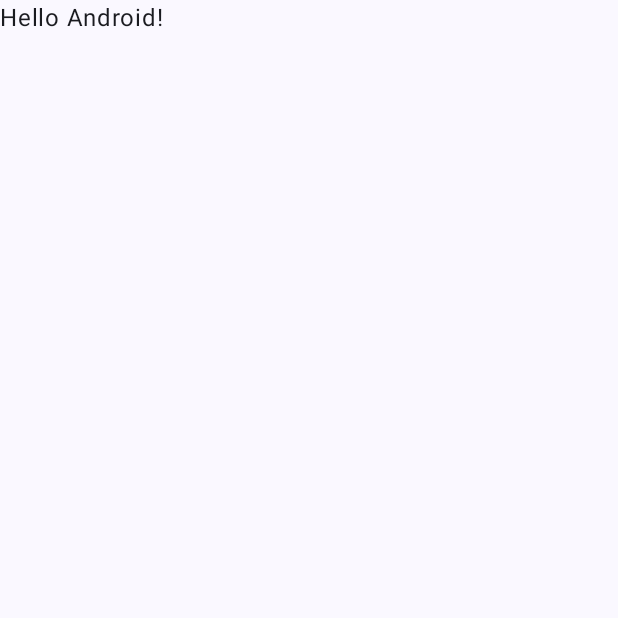
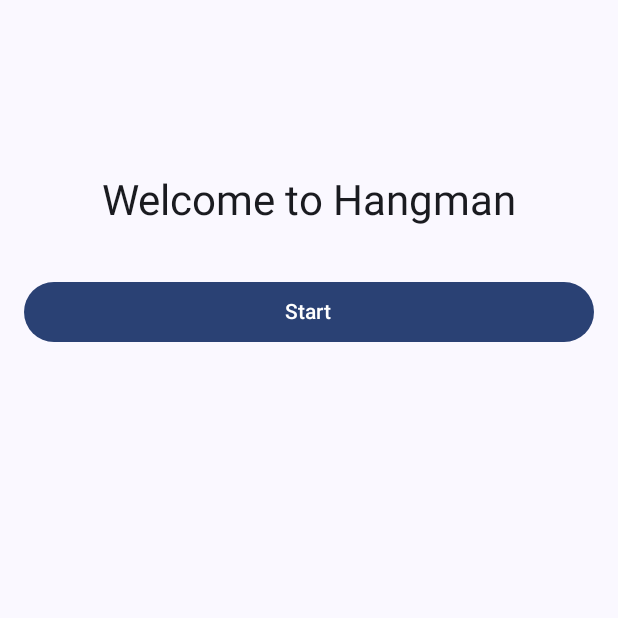
Before and after one commit to pat-shannon/Hangman, an Android app built with Jetpack Compose: the screen it shows after launch (MainActivity), on a phone screen of 412 x 824 dp, the top half of it. Before the commit the part shown is almost empty. Run offline under Robolectric (Android 15) with nearby library versions, the phone set to English and light mode, and no system bars.

Commit message:
Add welcome and game pages with navigation; initiate game logic

```diff
--- a/app/build.gradle.kts
+++ b/app/build.gradle.kts
@@ -40,7 +40,9 @@ android {
 }
 
 dependencies {
+    val nav_version = "2.7.5"
 
+    implementation("androidx.navigation:navigation-compose:$nav_version")
     implementation(libs.androidx.core.ktx)
     implementation(libs.androidx.lifecycle.runtime.ktx)
     implementation(libs.androidx.activity.compose)
@@ -49,6 +51,7 @@ dependencies {
     implementation(libs.androidx.ui.graphics)
     implementation(libs.androidx.ui.tooling.preview)
     implementation(libs.androidx.material3)
+    implementation(libs.androidx.navigation.compose)
     testImplementation(libs.junit)
     androidTestImplementation(libs.androidx.junit)
     androidTestImplementation(libs.androidx.espresso.core)
--- a/app/src/main/java/com/example/hangman/MainActivity.kt
+++ b/app/src/main/java/com/example/hangman/MainActivity.kt
@@ -4,14 +4,29 @@ import android.os.Bundle
 import androidx.activity.ComponentActivity
 import androidx.activity.compose.setContent
 import androidx.activity.enableEdgeToEdge
+import androidx.compose.foundation.layout.Arrangement
+import androidx.compose.foundation.layout.Column
 import androidx.compose.foundation.layout.fillMaxSize
+import androidx.compose.foundation.layout.fillMaxWidth
 import androidx.compose.foundation.layout.padding
-import androidx.compose.material3.Scaffold
+import androidx.compose.material3.Button
+import androidx.compose.material3.MaterialTheme
+import androidx.compose.material3.Surface
 import androidx.compose.material3.Text
 import androidx.compose.runtime.Composable
+import androidx.compose.runtime.getValue
+import androidx.compose.runtime.mutableStateOf
+import androidx.compose.runtime.remember
+import androidx.compose.runtime.setValue
 import androidx.compose.ui.Modifier
+import androidx.compose.ui.res.stringResource
 import androidx.compose.ui.tooling.preview.Preview
+import androidx.compose.ui.unit.dp
+import androidx.navigation.compose.NavHost
+import androidx.navigation.compose.composable
+import androidx.navigation.compose.rememberNavController
 import com.example.hangman.ui.theme.HangmanTheme
+
 
 class MainActivity : ComponentActivity() {
     override fun onCreate(savedInstanceState: Bundle?) {
@@ -19,11 +34,8 @@ class MainActivity : ComponentActivity() {
         enableEdgeToEdge()
         setContent {
             HangmanTheme {
-                Scaffold(modifier = Modifier.fillMaxSize()) { innerPadding ->
-                    Greeting(
-                        name = "Android",
-                        modifier = Modifier.padding(innerPadding)
-                    )
+               Surface(modifier = Modifier.fillMaxSize()){
+                   App()
                 }
             }
         }
@@ -31,17 +43,81 @@ class MainActivity : ComponentActivity() {
 }
 
 @Composable
-fun Greeting(name: String, modifier: Modifier = Modifier) {
-    Text(
-        text = "Hello $name!",
-        modifier = modifier
-    )
+fun App() {
+    val navController = rememberNavController()
+
+    // Define NavHost with the required arguments
+    NavHost(
+        navController = navController,
+        startDestination = "welcomePage",
+    ) {
+        composable(route = "welcomePage") {
+            welcomePage(onNextScreen = {navController.navigate("game")})
+        }
+        composable (route = "game"){
+            game()
+        }
+    }
 }
+
+@Composable
+fun game() {
+    var word by remember {mutableStateOf("temporary")}
+    var progress by remember {mutableStateOf("")}
+    for(letter in word){
+        progress += ("_")
+
+    }
+    println(progress)
+    var InputLetter by remember {mutableStateOf("temporary")}
+
+    Column {
+        Text(text = "Hangman Game",
+            style = MaterialTheme.typography.headlineMedium,
+            modifier = Modifier
+                .padding(top = 100.dp))
+        Text(text = word,
+            style = MaterialTheme.typography.headlineMedium,
+            modifier = Modifier
+                .padding(top = 100.dp))
+    }
+}
+
+@Composable
+fun welcomePage(onNextScreen:()->Unit){
+    Column (
+        modifier = Modifier
+            .fillMaxSize()
+            .padding(16.dp),
+        verticalArrangement = Arrangement.Top,
+        horizontalAlignment = androidx.compose.ui.Alignment.CenterHorizontally
+        ){
+        Text(
+            text = "Welcome to Hangman",
+            style = MaterialTheme.typography.headlineMedium,
+            modifier = Modifier
+                .padding(top = 100.dp)
+        )
+        Button(
+            onClick = {
+                onNextScreen()
+        },
+            modifier = Modifier
+                .fillMaxWidth()
+                .padding(top = 32.dp)
+        ){
+            Text(text = stringResource(R.string.button_label))
+        }
+    }
+}
+
+
+
 
 @Preview(showBackground = true)
 @Composable
-fun GreetingPreview() {
+fun PreviewApp(){
     HangmanTheme {
-        Greeting("Android")
+        App()
     }
 }
--- a/app/src/main/res/values/strings.xml
+++ b/app/src/main/res/values/strings.xml
@@ -1,3 +1,4 @@
 <resources>
     <string name="app_name">Hangman</string>
+    <string name="button_label">Start</string>
 </resources>
--- a/gradle/libs.versions.toml
+++ b/gradle/libs.versions.toml
@@ -8,6 +8,7 @@ espressoCore = "3.6.1"
 lifecycleRuntimeKtx = "2.8.7"
 activityCompose = "1.9.3"
 composeBom = "2024.04.01"
+navigationCompose = "2.8.5"
 
 [libraries]
 androidx-core-ktx = { group = "androidx.core", name = "core-ktx", version.ref = "coreKtx" }
@@ -24,6 +25,7 @@ androidx-ui-tooling-preview = { group = "androidx.compose.ui", name = "ui-toolin
 androidx-ui-test-manifest = { group = "androidx.compose.ui", name = "ui-test-manifest" }
 androidx-ui-test-junit4 = { group = "androidx.compose.ui", name = "ui-test-junit4" }
 androidx-material3 = { group = "androidx.compose.material3", name = "material3" }
+androidx-navigation-compose = { group = "androidx.navigation", name = "navigation-compose", version.ref = "navigationCompose" }
 
 [plugins]
 android-application = { id = "com.android.application", version.ref = "agp" }
```
